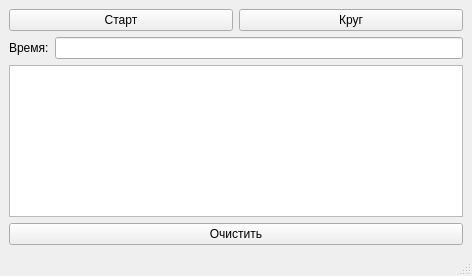
Before: the Qt Designer form mainwindow.ui in Densel1/9_4, drawn with Qt 5.
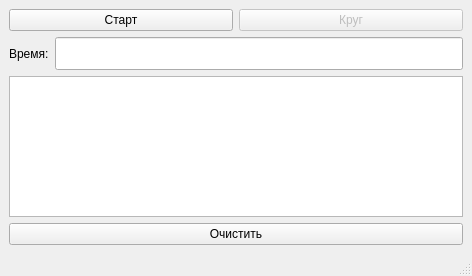
After: the same form once the commit is applied.

What changed in the file:
```diff
--- a/mainwindow.ui
+++ b/mainwindow.ui
@@ -25,7 +25,10 @@
        </widget>
       </item>
       <item>
-       <widget class="QPushButton" name="pushButton_3">
+       <widget class="QPushButton" name="btnCircle">
+        <property name="enabled">
+         <bool>false</bool>
+        </property>
         <property name="text">
          <string>Круг</string>
         </property>
@@ -43,16 +46,22 @@
        </widget>
       </item>
       <item>
-       <widget class="QLineEdit" name="lineEdit">
+       <widget class="QLineEdit" name="TimeIndication">
+        <property name="font">
+         <font>
+          <pointsize>16</pointsize>
+          <bold>true</bold>
+         </font>
+        </property>
         <property name="readOnly">
-         <bool>false</bool>
+         <bool>true</bool>
         </property>
        </widget>
       </item>
      </layout>
     </item>
     <item>
-     <widget class="QPlainTextEdit" name="plainTextEdit"/>
+     <widget class="QTextBrowser" name="textBrowser"/>
     </item>
     <item>
      <widget class="QPushButton" name="pushButton_2">
```
Left out of the diff: 28 changed lines with no effect on the pictures.
